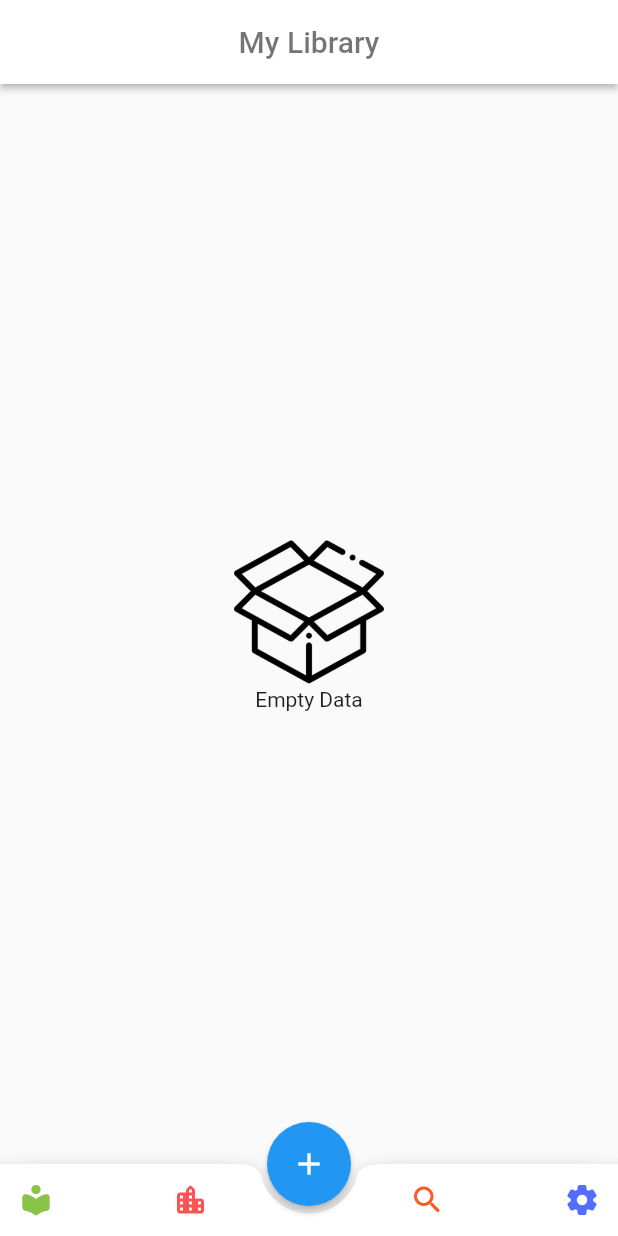
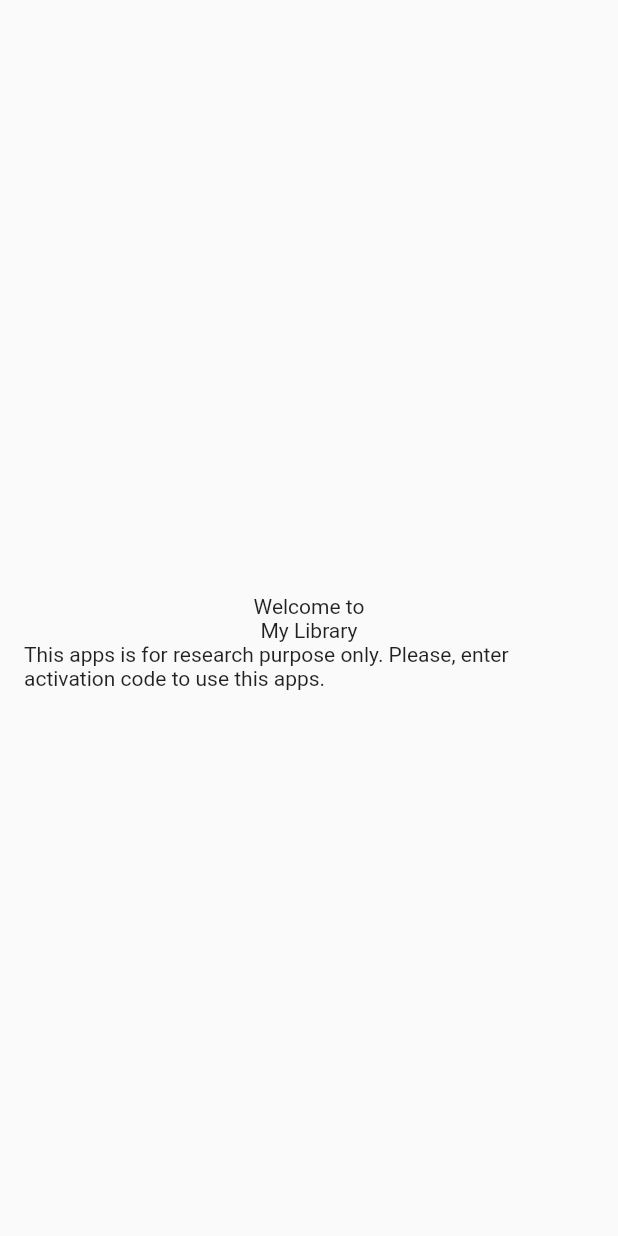
Before and after one commit to idoalit/flutter-my-library, a Flutter app: the screen it shows after launch, on a phone screen of 412 x 824 dp. Run offline on Flutter 3.47's test engine with Material 2 defaults, Android fonts, the phone set to English and light mode, and no system bars; our stand-ins replace cached_network_image, flutter_conditional_rendering, flutter_tags, fluttertoast, permission_handler, sqflite; missing offline and left inert: flutter_downloader, flutter_plugin_pdf_viewer, xml2json; accounts and stored records are empty.

Commit message:
Add: starter activation page

```diff
--- a/lib/main.dart
+++ b/lib/main.dart
@@ -5,6 +5,7 @@
 import 'package:bibliography/helpers/dbhelper.dart';
 import 'package:bibliography/models/biblio.dart';
 import 'package:bibliography/models/server.dart';
+import 'package:bibliography/ui/Activation.dart';
 import 'package:bibliography/ui/FormServer.dart';
 import 'package:bibliography/ui/Search.dart';
 import 'package:bibliography/ui/Setting.dart';
@@ -62,6 +63,9 @@ class MyHomePage extends StatelessWidget {
 
     Server pageServer = Server();
     Home pageHome = Home();
+
+    // jika belum melakukan aktivasi akan diarahkan untuk melakukan aktivasi terlebih dahulu
+    if (true) return Activation();
 
     return Scaffold(
       appBar: AppBar(
--- /dev/null
+++ b/lib/ui/Activation.dart
@@ -0,0 +1,28 @@
+import 'package:flutter/cupertino.dart';
+import 'package:flutter/material.dart';
+
+class Activation extends StatefulWidget {
+  @override
+  ActivationState createState() => ActivationState();
+}
+
+class ActivationState extends State<Activation> {
+  @override
+  Widget build(BuildContext context) {
+    return Scaffold(
+      body: Padding(
+        padding: EdgeInsets.only(top: 48.0, left: 16.0, right: 16.0, bottom: 16.0),
+        child: Column(
+          mainAxisAlignment: MainAxisAlignment.center,
+          crossAxisAlignment: CrossAxisAlignment.center,
+          children: <Widget>[
+            Text('Welcome to'),
+            Text('My Library'),
+            Text('This apps is for research purpose only. Please, enter activation code to use this apps.')
+          ],
+
+        ),
+      ),
+    );
+  }
+}
```
Also changed, not shown: lib/ui/Server.dart (+70 -8 lines), pubspec.lock.
